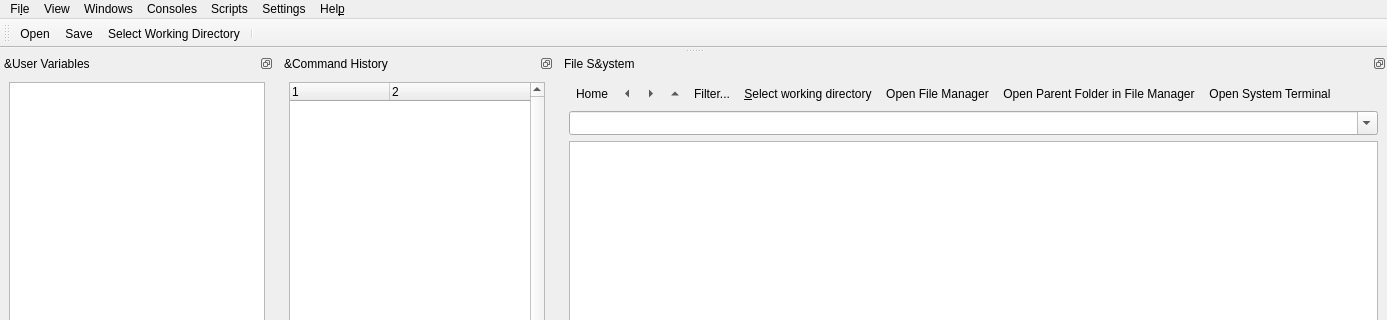
Before: the Qt Designer form src/scipyen/gui/mainwindow.ui in ctigaret/scipyen, drawn with Qt 5; both pictures show x 0 to 1387 and y 0 to 320 of the 1387 by 843 pixel window.
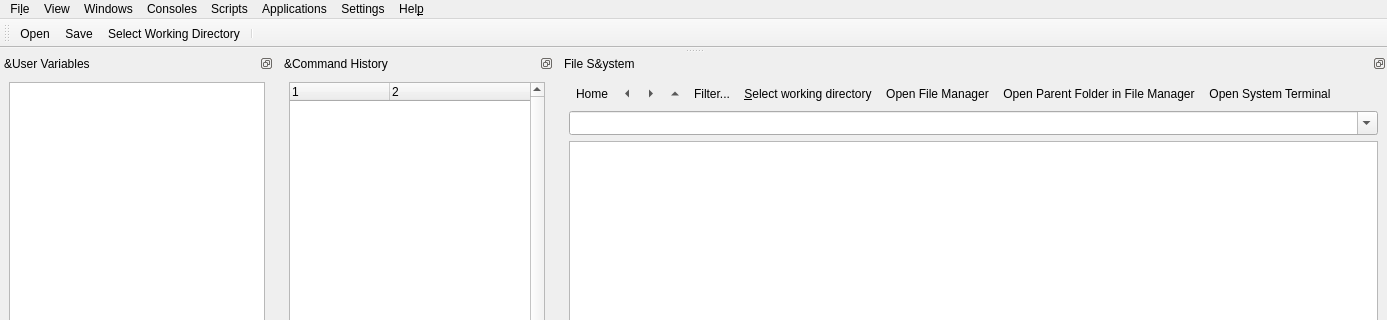
After: the same form once the commit is applied. Icons and pictures are not drawn.

The edit to the form file:
```diff
--- a/src/scipyen/gui/mainwindow.ui
+++ b/src/scipyen/gui/mainwindow.ui
@@ -157,7 +157,16 @@
      <string>Scripts</string>
     </property>
     <property name="icon">
-     <iconset theme="dialog-scripts"/>
+     <iconset theme="dialog-scripts">
+      <normaloff>.</normaloff>.</iconset>
+    </property>
+   </widget>
+   <widget class="QMenu" name="menuApplications">
+    <property name="title">
+     <string>Applications</string>
+    </property>
+    <property name="icon">
+     <iconset theme="homerun"/>
     </property>
    </widget>
    <addaction name="menuFile"/>
@@ -165,6 +174,7 @@
    <addaction name="menuViewers"/>
    <addaction name="menuConsoles"/>
    <addaction name="menuScripts"/>
+   <addaction name="menuApplications"/>
    <addaction name="menuSettings"/>
    <addaction name="menuHelp"/>
   </widget>
```
Left out of the diff: 15 changed lines with no effect on the pictures.
